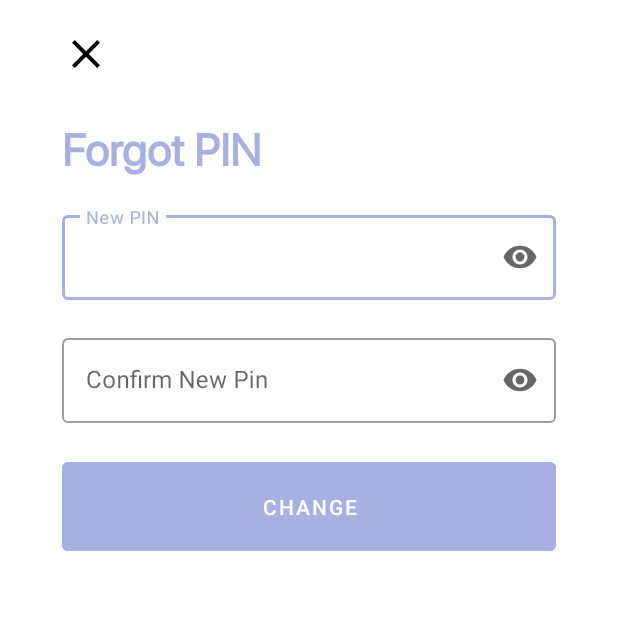
After one commit to Sharpsend/AndroidApp, an Android app: the ForgotPinActivity screen opened directly, with no data from a screen before it, on a phone screen of 412 x 824 dp, the top half of it. The commit adds this screen. Run offline under Robolectric (Android 15) with nearby library versions, the phone set to English and light mode, and no system bars; our stand-ins replace data binding; Roboto replaces fonts that are not available here.

Commit message:
feature: added forgot pin, change pin and fingerprint support

```diff
--- /dev/null
+++ b/app/src/main/java/dev/goteam/sharpsend/ui/activities/ForgotPinActivity.java
@@ -0,0 +1,68 @@
+package dev.goteam.sharpsend.ui.activities;
+
+import androidx.appcompat.app.AppCompatActivity;
+import androidx.databinding.DataBindingUtil;
+
+import android.os.Bundle;
+import android.text.Editable;
+import android.text.TextWatcher;
+import android.view.View;
+import android.widget.Toast;
+
+import dev.goteam.sharpsend.R;
+import dev.goteam.sharpsend.databinding.ActivityForgotPinBinding;
+import dev.goteam.sharpsend.utils.Prefs;
+
+public class ForgotPinActivity extends AppCompatActivity implements TextWatcher {
+
+    private ActivityForgotPinBinding binding;
+
+    @Override
+    protected void onCreate(Bundle savedInstanceState) {
+        super.onCreate(savedInstanceState);
+        binding = DataBindingUtil.setContentView(this, R.layout.activity_forgot_pin);
+
+        binding.backButton.setOnClickListener(new View.OnClickListener() {
+            @Override
+            public void onClick(View view) {
+                finish();
+            }
+        });
+
+        binding.newPinFieldF.getEditText().addTextChangedListener(this);
+        binding.confirmNewPinField.getEditText().addTextChangedListener(this);
+
+        binding.changeButton.setOnClickListener(new View.OnClickListener() {
+            @Override
+            public void onClick(View view) {
+                String pin = binding.newPinFieldF.getEditText().getText().toString();
+                Prefs.setPIN(getApplicationContext(), pin);
+
+                Toast.makeText(ForgotPinActivity.this, "PIN Changed", Toast.LENGTH_SHORT).show();
+                finish();
+            }
+        });
+
+    }
+
+    @Override
+    public void afterTextChanged(Editable editable) {
+        String newPin = binding.newPinFieldF.getEditText().getText().toString();
+        String confirmPin = binding.confirmNewPinField.getEditText().getText().toString();
+
+        if (newPin.equals(confirmPin) && newPin.length() == 4) {
+            binding.changeButton.setEnabled(true);
+        } else {
+            binding.changeButton.setEnabled(false);
+        }
+
+    }
+
+    @Override
+    public void onTextChanged(CharSequence charSequence, int i, int i1, int i2) {
+    }
+
+    @Override
+    public void beforeTextChanged(CharSequence charSequence, int i, int i1, int i2) {
+    }
+}
--- a/app/src/main/java/dev/goteam/sharpsend/viewmodels/LoginViewModel.java
+++ b/app/src/main/java/dev/goteam/sharpsend/viewmodels/LoginViewModel.java
@@ -9,7 +9,6 @@ import dev.goteam.sharpsend.utils.Prefs;
 public class LoginViewModel extends AndroidViewModel {
 
     private String[] userData;
-    private boolean fingerPrintIsEnabled = true;
 
     public LoginViewModel(Application application) {
         super(application);
@@ -21,7 +20,7 @@ public class LoginViewModel extends AndroidViewModel {
     }
 
     public boolean isFingerPrintIsEnabled() {
-        return fingerPrintIsEnabled;
+        return Prefs.isFingerprintEnabled(getApplication().getBaseContext());
     }
 
     public String getPin() {
--- /dev/null
+++ b/app/src/main/res/layout/activity_forgot_pin.xml
@@ -0,0 +1,102 @@
+<?xml version="1.0" encoding="utf-8"?>
+<layout xmlns:android="http://schemas.android.com/apk/res/android"
+  xmlns:app="http://schemas.android.com/apk/res-auto"
+  xmlns:tools="http://schemas.android.com/tools">
+
+  <data>
+
+  </data>
+
+  <androidx.constraintlayout.widget.ConstraintLayout
+	android:layout_width="match_parent"
+	tools:context=".ui.activities.ForgotPinActivity"
+	android:layout_height="match_parent">
+
+	<androidx.constraintlayout.widget.Guideline
+	  android:layout_width="wrap_content"
+	  android:layout_height="wrap_content"
+	  android:orientation="vertical"
+	  android:id="@+id/left_guideline"
+	  app:layout_constraintGuide_percent=".1" />
+
+	<androidx.constraintlayout.widget.Guideline
+	  android:layout_width="wrap_content"
+	  android:layout_height="wrap_content"
+	  android:orientation="vertical"
+	  android:id="@+id/right_guideline"
+	  app:layout_constraintGuide_percent=".9" />
+
+	<ImageView
+	  android:layout_width="48dp"
+	  android:layout_height="48dp"
+	  android:id="@+id/back_button"
+	  app:layout_constraintStart_toEndOf="@id/left_guideline"
+	  app:layout_constraintTop_toTopOf="parent"
+	  android:layout_marginTop="20dp"
+	  android:src="@drawable/ic_close" />
+
+	<TextView
+	  android:layout_width="wrap_content"
+	  android:layout_height="wrap_content"
+	  android:textSize="30sp"
+	  android:textColor="@color/colorPrimary"
+	  android:text="@string/forgot_pin_text"
+	  android:id="@+id/change_pin_heading"
+	  android:textStyle="bold"
+	  android:layout_marginTop="10dp"
+	  app:layout_constraintTop_toBottomOf="@id/back_button"
+	  app:layout_constraintStart_toEndOf="@id/left_guideline" />
+
+	<com.google.android.material.textfield.TextInputLayout
+	  android:layout_width="0dp"
+	  app:layout_constraintStart_toStartOf="@id/left_guideline"
+	  app:layout_constraintEnd_toStartOf="@id/right_guideline"
+	  app:layout_constraintTop_toBottomOf="@id/change_pin_heading"
+	  android:id="@+id/new_pin_field_f"
+	  style="@style/Widget.MaterialComponents.TextInputLayout.OutlinedBox"
+	  android:hint="@string/new_pin_text"
+	  app:endIconMode="password_toggle"
+	  android:layout_marginTop="20dp"
+	  android:layout_height="wrap_content">
+
+	  <com.google.android.material.textfield.TextInputEditText
+		android:layout_width="match_parent"
+		android:inputType="numberPassword"
+		android:layout_height="match_parent" />
+
+	</com.google.android.material.textfield.TextInputLayout>
+
+	<com.google.android.material.textfield.TextInputLayout
+	  android:layout_width="0dp"
+	  app:layout_constraintStart_toStartOf="@id/left_guideline"
+	  app:endIconMode="password_toggle"
+	  app:layout_constraintEnd_toStartOf="@id/right_guideline"
+	  app:layout_constraintTop_toBottomOf="@id/new_pin_field_f"
+	  android:id="@+id/confirm_new_pin_field"
+	  style="@style/Widget.MaterialComponents.TextInputLayout.OutlinedBox"
+	  android:hint="@string/confirm_neW_pin_text"
+	  android:layout_marginTop="20dp"
+	  android:layout_height="wrap_content">
+
+	  <com.google.android.material.textfield.TextInputEditText
+		android:layout_width="match_parent"
+		android:inputType="numberPassword"
+		android:layout_height="match_parent" />
+
+	</com.google.android.material.textfield.TextInputLayout>
+
+	<Button
+	  android:layout_width="0dp"
+	  android:id="@+id/change_button"
+	  app:layout_constraintStart_toStartOf="@id/left_guideline"
+	  app:layout_constraintEnd_toStartOf="@id/right_guideline"
+	  android:layout_marginTop="20dp"
+	  style="@style/ColoredButton"
+	  android:enabled="false"
+	  android:textColor="@android:color/white"
+	  android:text="@string/change_text"
+	  app:layout_constraintTop_toBottomOf="@id/confirm_new_pin_field"
+	  android:layout_height="wrap_content" />
+
+  </androidx.constraintlayout.widget.ConstraintLayout>
+</layout>
--- a/app/src/main/res/values/strings.xml
+++ b/app/src/main/res/values/strings.xml
@@ -43,4 +43,10 @@
   <string name="transaction_successful_text">Transaction Successful</string>
   <string name="placeholder_text">Transfer of NGN 100 to OLUWASEYIFUNMI SULAIMON IPAYE is successful. Dial *737*73# to sell N10,000 airtime /data and get N1000 airtime reward.</string>
   <string name="close_text">Close</string>
+  <string name="change_pin_text">Change PIN</string>
+  <string name="current_pin_text">Current PIN</string>
+  <string name="new_pin_text">New PIN</string>
+  <string name="change_text">Change</string>
+  <string name="forgot_pin_text">Forgot PIN</string>
+  <string name="confirm_neW_pin_text">Confirm New Pin</string>
 </resources>
```
Also changed, not shown: app/src/main/AndroidManifest.xml (+8 -12 lines), app/src/main/java/dev/goteam/sharpsend/ui/activities/ChangePinActivity.java (added, +85 -0 lines), app/src/main/java/dev/goteam/sharpsend/ui/fragments/LoginFragment.java (+10 -0 lines), app/src/main/java/dev/goteam/sharpsend/ui/fragments/SettingsFragment.java (+30 -7 lines), app/src/main/java/dev/goteam/sharpsend/utils/Prefs.java (+37 -0 lines), app/src/main/res/layout/activity_change_pin.xml (added, +102 -0 lines), app/src/main/res/layout/fragment_login.xml (+13 -0 lines), app/src/main/res/layout/fragment_settings.xml (+16 -27 lines), app/src/main/res/drawable/back_arrow.png (added).
